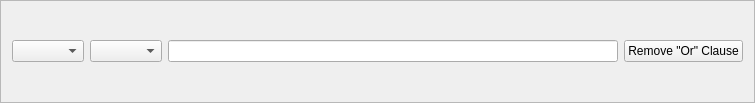
Above: ui/SearchOrClauseFrame.ui from CS-4820-Library-Project/COUNTER-5-Report-Tool-2020-5.0 before the change. Below: the same form after it.
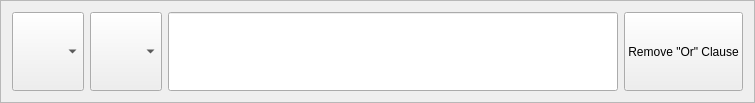
That is the form after the change.

```diff
--- a/ui/SearchOrClauseFrame.ui
+++ b/ui/SearchOrClauseFrame.ui
@@ -11,7 +11,7 @@
    </rect>
   </property>
   <property name="sizePolicy">
-   <sizepolicy hsizetype="Maximum" vsizetype="Minimum">
+   <sizepolicy hsizetype="Expanding" vsizetype="Minimum">
     <horstretch>0</horstretch>
     <verstretch>0</verstretch>
    </sizepolicy>
@@ -26,19 +26,40 @@
    <enum>QFrame::Raised</enum>
   </property>
   <layout class="QGridLayout" name="gridLayout">
-   <item row="0" column="1">
-    <widget class="QComboBox" name="search_comparison_parameter_combobox"/>
-   </item>
    <item row="0" column="2">
-    <widget class="QLineEdit" name="search_value_parameter_lineedit"/>
+    <widget class="QLineEdit" name="search_value_parameter_lineedit">
+     <property name="sizePolicy">
+      <sizepolicy hsizetype="Expanding" vsizetype="Minimum">
+       <horstretch>0</horstretch>
+       <verstretch>0</verstretch>
+      </sizepolicy>
+     </property>
+    </widget>
+   </item>
+   <item row="0" column="1">
+    <widget class="QComboBox" name="search_comparison_parameter_combobox">
+     <property name="sizePolicy">
+      <sizepolicy hsizetype="Preferred" vsizetype="Minimum">
+       <horstretch>0</horstretch>
+       <verstretch>0</verstretch>
+      </sizepolicy>
+     </property>
+    </widget>
    </item>
    <item row="0" column="0">
-    <widget class="QComboBox" name="search_field_parameter_combobox"/>
+    <widget class="QComboBox" name="search_field_parameter_combobox">
+     <property name="sizePolicy">
+      <sizepolicy hsizetype="Preferred" vsizetype="Minimum">
+       <horstretch>0</horstretch>
+       <verstretch>0</verstretch>
+      </sizepolicy>
+     </property>
+    </widget>
    </item>
    <item row="0" column="3">
     <widget class="QPushButton" name="search_remove_or_clause_button">
      <property name="sizePolicy">
-      <sizepolicy hsizetype="Preferred" vsizetype="Fixed">
+      <sizepolicy hsizetype="Preferred" vsizetype="Minimum">
        <horstretch>0</horstretch>
        <verstretch>0</verstretch>
       </sizepolicy>
```
